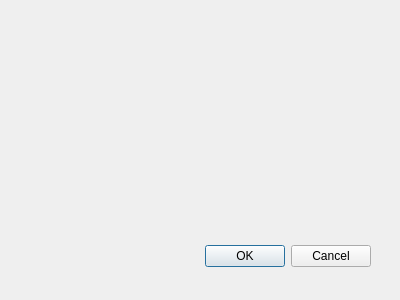
First picture: the form in glodon/dlg/dlg_error.ui, repository 136759790/pyqt, before the edit.
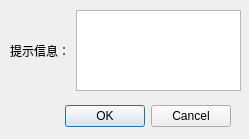
Second picture: the form after the edit.

Diff of the .ui file:
```diff
--- a/glodon/dlg/dlg_error.ui
+++ b/glodon/dlg/dlg_error.ui
@@ -6,8 +6,8 @@
    <rect>
     <x>0</x>
     <y>0</y>
-    <width>400</width>
-    <height>300</height>
+    <width>249</width>
+    <height>139</height>
    </rect>
   </property>
   <property name="windowTitle">
@@ -16,9 +16,9 @@
   <widget class="QDialogButtonBox" name="buttonBox">
    <property name="geometry">
     <rect>
-     <x>30</x>
-     <y>240</y>
-     <width>341</width>
+     <x>50</x>
+     <y>100</y>
+     <width>181</width>
      <height>32</height>
     </rect>
    </property>
@@ -29,18 +29,27 @@
     <set>QDialogButtonBox::Cancel|QDialogButtonBox::Ok</set>
    </property>
   </widget>
-  <widget class="QLabel" name="label_dlg">
+  <widget class="QWidget" name="">
    <property name="geometry">
     <rect>
-     <x>130</x>
-     <y>120</y>
-     <width>72</width>
-     <height>15</height>
+     <x>10</x>
+     <y>10</y>
+     <width>231</width>
+     <height>81</height>
     </rect>
    </property>
-   <property name="text">
-    <string/>
-   </property>
+   <layout class="QHBoxLayout" name="horizontalLayout">
+    <item>
+     <widget class="QLabel" name="label_dlg">
+      <property name="text">
+       <string>提示信息：</string>
+      </property>
+     </widget>
+    </item>
+    <item>
+     <widget class="QTextEdit" name="text_msg"/>
+    </item>
+   </layout>
   </widget>
  </widget>
  <resources/>
```
